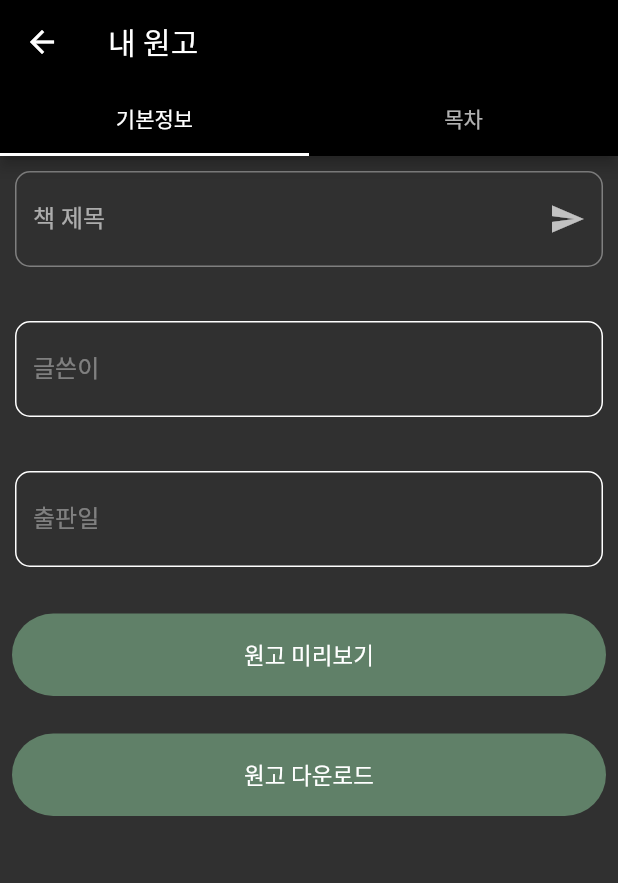
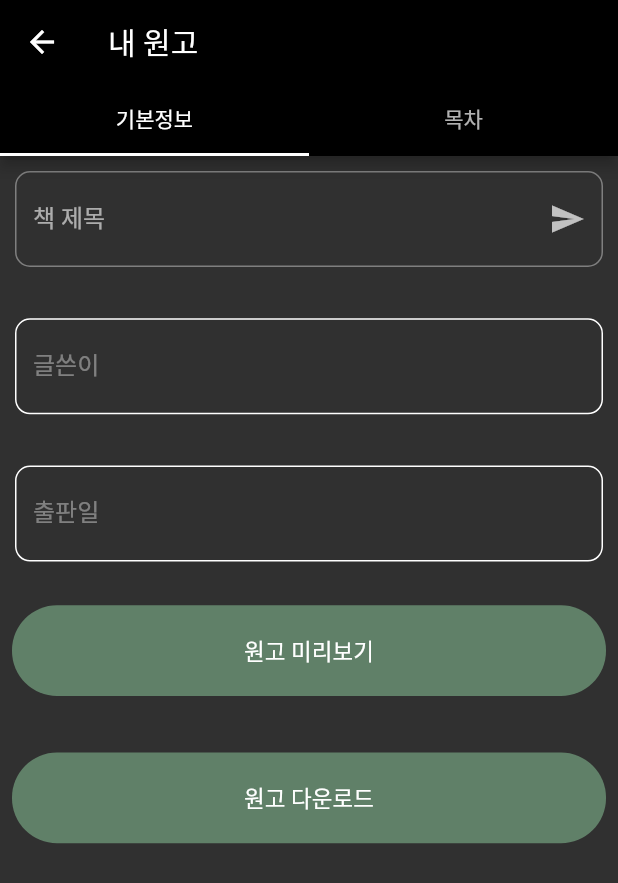
Before and after one commit to show981111/selfBook_IOS, a Flutter app: the MyDraftScreen screen opened directly with empty values, on a phone screen of 412 x 824 dp. Shown: the top 883 px of the screen. Run offline on Flutter 3.47's test engine with Material 2 defaults, Android fonts, the phone set to English and light mode, and no system bars; our stand-ins replace carousel_slider, dio, flutter_html, flutter_secure_storage, flutter_slidable, permission_handler and 1 more; missing offline and left inert: flutter_webview_plugin; accounts and stored records are empty.

Commit message:
fix some errors

```diff
--- a/lib/fetchData/fetch_chapter_list.dart
+++ b/lib/fetchData/fetch_chapter_list.dart
@@ -21,7 +21,7 @@ Future<List<Chapter>> getChapterList(String templateCode) async{
 
   var uri = Uri.http(API.IP, "/chapters" ,queryParameters);
   print(uri);
-  print(token);
+  //print(token);
   var response = await http.get(uri, headers: {
     'Authorization': 'Bearer ' + token,
     'Content-Type': 'application/json',
--- a/lib/fetchData/fetch_question.dart
+++ b/lib/fetchData/fetch_question.dart
@@ -27,7 +27,7 @@ Future<List<Question>> getQuestionList(var data, String type) async{
 
   var uri = Uri.http(API.IP, path,data);
   print(uri);
-  print(token);
+  //print(token);
   var response = await http.get(uri, headers: {
     'Authorization': 'Bearer ' + token,
     'Content-Type': 'application/json',
--- a/lib/screen/login_screen.dart
+++ b/lib/screen/login_screen.dart
@@ -206,8 +206,8 @@ Future<String> login(BuildContext context ,String userID, String password) async
     'userPassword' : password
   };
   var response = await http.post(API.POST_LOGIN, body: data);
-  print(response.statusCode);
-  print(response.body);
+  //print(response.statusCode);
+  //print(response.body);
   if(response.statusCode == 200 && response.body.isNotEmpty){
     return response.body;
   }else if(response.statusCode == 401){
@@ -232,7 +232,7 @@ Future<List<UserInfo>> getUserInfo(BuildContext context ,String userID) async{
     'Authorization': 'Bearer ' + token,
     'Content-Type': 'application/json',
   });
-  print(response.statusCode.toString() + ' ' + response.body.toString());
+  //print(response.statusCode.toString() + ' ' + response.body.toString());
 
   if(response.statusCode == 200 && response.body.isNotEmpty){
 
--- a/lib/screen/my_draft_screen.dart
+++ b/lib/screen/my_draft_screen.dart
@@ -25,6 +25,7 @@ class _MyDraftScreen extends State<MyDraftScreen>{
       initialIndex: 0,
       length: 2,
       child: Scaffold(
+        resizeToAvoidBottomPadding: false,//make view intact when keyboard appears
         appBar: AppBar(
           bottom: TabBar(
             tabs: [
--- a/lib/screen/register_screen.dart
+++ b/lib/screen/register_screen.dart
@@ -125,7 +125,7 @@ class _RegisterScreen extends State<RegisterScreen>{
                               }else{
                                 showMyDialog(context, '인증번호가 일치하지 않습니다!');
                               }
-                            }).catchError((e){showMyDialog(context, '오류가 발생하였습니다! 다시 시도해주세요!');;});
+                            }).catchError((e){showMyDialog(context, '오류가 발생하였습니다! 다시 시도해주세요!');});
 
                           },
                         )
--- a/lib/widget/basic_draft_info.dart
+++ b/lib/widget/basic_draft_info.dart
@@ -69,7 +69,7 @@ class _BasicDraftInfoState extends State<BasicDraftInfo>{
             mainAxisAlignment: MainAxisAlignment.start,
             children: <Widget>[
               Expanded(
-                flex: 5,
+                flex: 3,
                   child: Padding(
                     padding: EdgeInsets.all(10),
                     child: TextField(
@@ -109,7 +109,7 @@ class _BasicDraftInfoState extends State<BasicDraftInfo>{
                   )
                 ),
               Expanded(
-                  flex: 5,
+                  flex: 3,
                   child: Padding(
                     padding: EdgeInsets.all(10),
                     child: TextField(
@@ -129,7 +129,7 @@ class _BasicDraftInfoState extends State<BasicDraftInfo>{
                   )
               ),
               Expanded(
-                  flex: 5,
+                  flex: 3,
                   child: Padding(
                     padding: EdgeInsets.all(10),
                     child: TextField(
@@ -149,7 +149,7 @@ class _BasicDraftInfoState extends State<BasicDraftInfo>{
                   )
               ),
               Expanded(
-                flex: 3,
+                flex: 2,
                 child: Padding(
                   padding: EdgeInsets.fromLTRB(8, 5, 8, 0),
                   child: Container(
@@ -179,7 +179,7 @@ class _BasicDraftInfoState extends State<BasicDraftInfo>{
                 child: Container(),
               ),
               Expanded(
-                flex: 3,
+                flex: 2,
                 child: Padding(
                   padding: EdgeInsets.fromLTRB(8, 5, 8, 0),
                   child: Container(
@@ -209,7 +209,7 @@ class _BasicDraftInfoState extends State<BasicDraftInfo>{
                 ),
               ),
               Expanded(
-                flex: 14,
+                flex: 8,
                 child: Container(),
               )
                   //Container
@@ -243,7 +243,7 @@ class _BasicDraftInfoState extends State<BasicDraftInfo>{
 
   Future download2(Dio dio, String url, String savePath, String templateCode, BuildContext context, String token) async {
     try {
-      print("token dio " +token);
+      //print("token dio " +token);
       int statusCode;
 
       var queryParameters = {
--- a/lib/widget/carousel_slider.dart
+++ b/lib/widget/carousel_slider.dart
@@ -93,7 +93,7 @@ class _CarouselImageState extends State<CarouselImage> {
                         enableInfiniteScroll: false,
                         initialPage: 0,
                         onPageChanged : (index, reason) {
-                          print("index " +index.toString());
+                          //print("index " +index.toString());
                           if(index <= templates.length) {
                             setState(() {
                               _currentPage = index;
--- a/lib/widget/my_draft_box_silder.dart
+++ b/lib/widget/my_draft_box_silder.dart
@@ -23,7 +23,6 @@ class _BoxSlider extends State<BoxSlider>{
   }
   @override
   void initState() {
-    print("BOX called");
     super.initState();
   }
   @override
--- a/lib/widget/show_purchase_dialog.dart
+++ b/lib/widget/show_purchase_dialog.dart
@@ -66,7 +66,7 @@ Future<String> purchaseItem(BuildContext context, String templateCode) async{
 //  $userID = $_POST['userID'];
 //  $templateCode = $_POST['templateCode'];
   String token = await jwtOrEmpty;
-  print(token);
+  //print(token);
   Map data = {
     'templateCode' : templateCode,
   };
@@ -102,7 +102,7 @@ Future<List<UserInfo>> refetchUserInfo(BuildContext context ) async{
   });
   //var response = await http.post(API.GET_USERINFO, body: data);
   if(response.statusCode == 200 && response.body.isNotEmpty){
-    print(response.body);
+    //print(response.body);
 
     var result = json.decode(response.body);
     if(result.length > 0) {
@@ -110,7 +110,7 @@ Future<List<UserInfo>> refetchUserInfo(BuildContext context ) async{
         UserInfo userInfoItem = UserInfo.fromJson(result[i]);
         res.add(userInfoItem);
       }
-      print(res);
+      //print(res);
 
 
       Navigator.of(context).pushAndRemoveUntil(
```
Also changed, not shown: lib/screen/home_screen.dart (+4 -4 lines), lib/screen/overview_screen.dart (+4 -4 lines), 3 other files.
